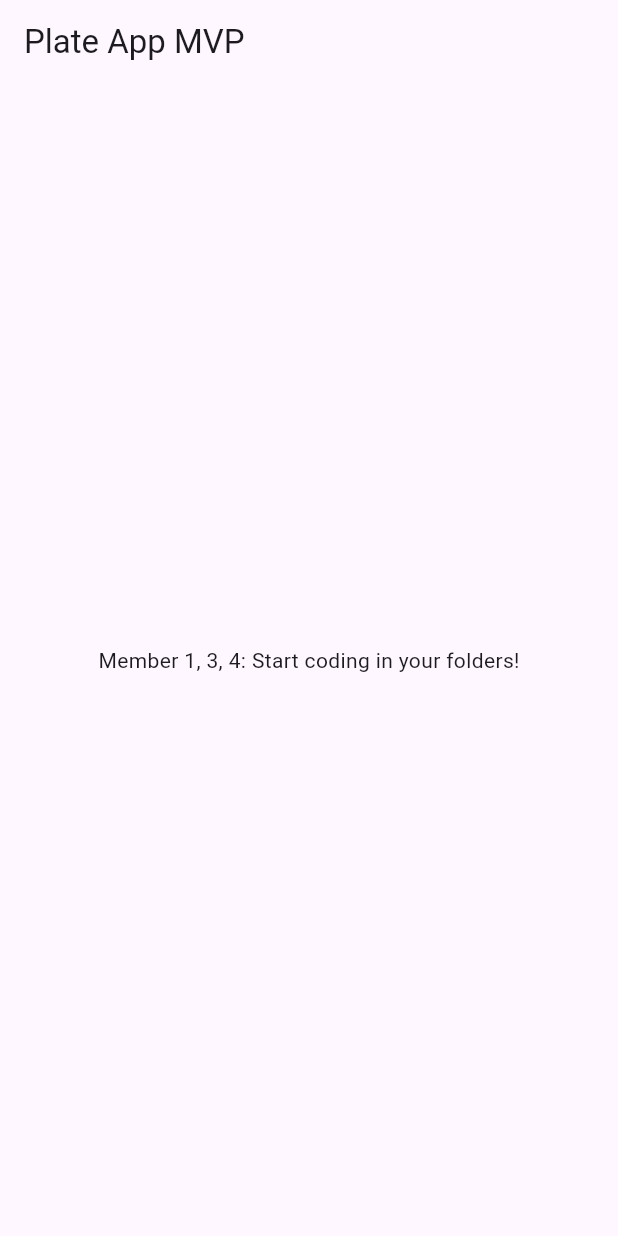
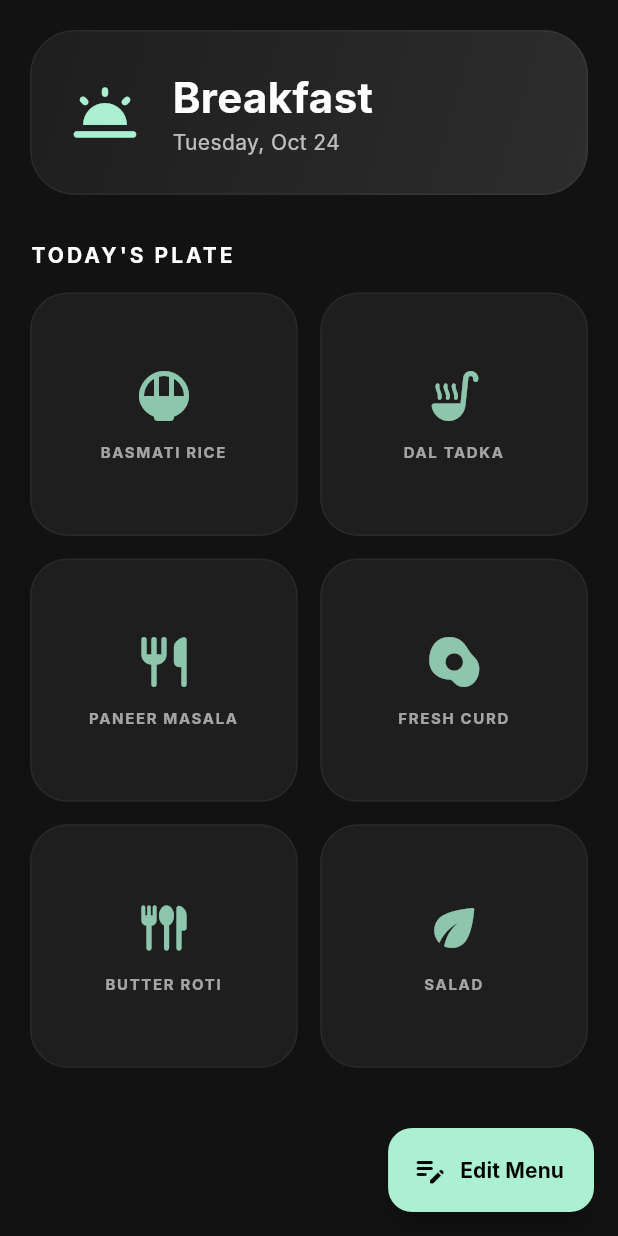
Before and after one commit to aryashi17/Nutrimate, a Flutter app: the screen it shows after launch, on a phone screen of 412 x 824 dp. Run offline on Flutter 3.47's test engine with Material 3 defaults, Android fonts, the phone set to English and light mode, and no system bars; Roboto replaces fonts that are missing (Inter).

Commit message:
Add features module and update app setup

```diff
--- /dev/null
+++ b/lib/features/menu_view/mess_logger_screen.dart
@@ -0,0 +1,242 @@
+import 'package:flutter/material.dart';
+import '../plate_mapper/plate_mapper_screen.dart';
+
+class MessLoggerScreen extends StatefulWidget {
+  const MessLoggerScreen({super.key});
+
+  @override
+  State<MessLoggerScreen> createState() => _MessLoggerScreenState();
+}
+
+class _MessLoggerScreenState extends State<MessLoggerScreen> {
+  final List<Map<String, dynamic>> todayMenu = [
+    {'name': 'Basmati Rice', 'icon': Icons.rice_bowl_rounded},
+    {'name': 'Dal Tadka', 'icon': Icons.soup_kitchen_rounded},
+    {'name': 'Paneer Masala', 'icon': Icons.restaurant_rounded},
+    {'name': 'Fresh Curd', 'icon': Icons.egg_alt_rounded},
+    {'name': 'Butter Roti', 'icon': Icons.flatware_rounded},
+    {'name': 'Salad', 'icon': Icons.eco_rounded},
+  ];
+
+  String getMealTime() {
+    final hour = DateTime.now().hour;
+    if (hour < 11) return "Breakfast";
+    if (hour < 16) return "Lunch";
+    if (hour < 20) return "Snacks";
+    return "Dinner";
+  }
+
+  IconData getMealIcon() {
+    final meal = getMealTime();
+    if (meal == "Breakfast") return Icons.wb_twilight_rounded;
+    if (meal == "Lunch") return Icons.wb_sunny_rounded;
+    return Icons.dark_mode_rounded;
+  }
+
+  @override
+  Widget build(BuildContext context) {
+    return Scaffold(
+      backgroundColor: const Color(0xFF121212),
+      body: SafeArea(
+        child: Padding(
+          padding: const EdgeInsets.symmetric(horizontal: 20),
+          child: Column(
+            crossAxisAlignment: CrossAxisAlignment.start,
+            children: [
+              const SizedBox(height: 20),
+              _buildHeader(),
+              const SizedBox(height: 30),
+              const Text(
+                "TODAY'S PLATE",
+                style: TextStyle(
+                    color: Colors.white,
+                    fontSize: 14,
+                    fontWeight: FontWeight.bold,
+                    letterSpacing: 2),
+              ),
+              const SizedBox(height: 15),
+              Expanded(child: _buildBentoGrid()),
+            ],
+          ),
+        ),
+      ),
+      floatingActionButton: _buildEditButton(),
+    );
+  }
+
+  Widget _buildHeader() {
+    return Container(
+      width: double.infinity,
+      padding: const EdgeInsets.all(24),
+      decoration: BoxDecoration(
+        gradient: const LinearGradient(
+          colors: [Color(0xFF1E1E1E), Color(0xFF2D2D2D)],
+          begin: Alignment.topLeft,
+          end: Alignment.bottomRight,
+        ),
+        borderRadius: BorderRadius.circular(30),
+        border: Border.all(color: Colors.white.withValues(alpha: 0.05)),
+      ),
+      child: Row(
+        children: [
+          Icon(getMealIcon(), size: 50, color: const Color(0xFFAAF0D1)),
+          const SizedBox(width: 20),
+          Column(
+            crossAxisAlignment: CrossAxisAlignment.start,
+            children: [
+              Text(
+                getMealTime(),
+                style: const TextStyle(
+                    color: Colors.white,
+                    fontSize: 28,
+                    fontWeight: FontWeight.bold),
+              ),
+              const Text(
+                "Tuesday, Oct 24",
+                style: TextStyle(color: Colors.white70, fontSize: 14),
+              ),
+            ],
+          ),
+        ],
+      ),
+    );
+  }
+
+  Widget _buildBentoGrid() {
+    return GridView.builder(
+      gridDelegate: const SliverGridDelegateWithFixedCrossAxisCount(
+        crossAxisCount: 2,
+        crossAxisSpacing: 15,
+        mainAxisSpacing: 15,
+        childAspectRatio: 1.1,
+      ),
+      itemCount: todayMenu.length,
+      itemBuilder: (context, index) {
+        return _BentoCard(
+          label: todayMenu[index]['name'],
+          icon: todayMenu[index]['icon'],
+        );
+      },
+    );
+  }
+
+  Widget _buildEditButton() {
+    return FloatingActionButton.extended(
+      backgroundColor: const Color(0xFFAAF0D1),
+      onPressed: () => _showEditSheet(),
+      icon: const Icon(Icons.edit_note_rounded, color: Colors.black),
+      label: const Text("Edit Menu",
+          style: TextStyle(color: Colors.black, fontWeight: FontWeight.bold)),
+    );
+  }
+
+  void _showEditSheet() {
+    showModalBottomSheet(
+      context: context,
+      backgroundColor: const Color(0xFF1E1E1E),
+      shape: const RoundedRectangleBorder(
+          borderRadius: BorderRadius.vertical(top: Radius.circular(30))),
+      builder: (context) => Padding(
+        padding: const EdgeInsets.all(30),
+        child: Column(
+          mainAxisSize: MainAxisSize.min,
+          children: [
+            const Text("Community Edit",
+                style: TextStyle(
+                    color: Colors.white,
+                    fontSize: 20,
+                    fontWeight: FontWeight.bold)),
+            const SizedBox(height: 20),
+            TextField(
+              style: const TextStyle(color: Colors.white),
+              decoration: InputDecoration(
+                hintText: "What's being served instead?",
+                hintStyle: TextStyle(color: Colors.white.withValues(alpha: 0.3)),
+                filled: true,
+                fillColor: Colors.white.withValues(alpha: 0.05),
+                border: OutlineInputBorder(
+                    borderRadius: BorderRadius.circular(15),
+                    borderSide: BorderSide.none),
+              ),
+            ),
+            const SizedBox(height: 20),
+            ElevatedButton(
+              style: ElevatedButton.styleFrom(
+                backgroundColor: const Color(0xFFAAF0D1),
+                minimumSize: const Size(double.infinity, 50),
+                shape: RoundedRectangleBorder(
+                    borderRadius: BorderRadius.circular(15)),
+              ),
+              onPressed: () {
+                Navigator.pop(context);
+              },
+              child: const Text("Update for Everyone",
+                  style: TextStyle(color: Colors.black)),
+            ),
+          ],
+        ),
+      ),
+    );
+  }
+}
+
+class _BentoCard extends StatefulWidget {
+  final String label;
+  final IconData icon;
+  const _BentoCard({required this.label, required this.icon});
+
+  @override
+  State<_BentoCard> createState() => _BentoCardState();
+}
+
+class _BentoCardState extends State<_BentoCard> {
+  double _scale = 1.0;
+
+  @override
+  Widget build(BuildContext context) {
+    return GestureDetector(
+      onTap: () {
+        debugPrint("Tapped ${widget.label}");
+        Navigator.push(
+          context,
+          MaterialPageRoute(
+            builder: (context) => const PlateMapperScreen(),
+          ),
+        );
+      },
+      onTapDown: (_) => setState(() => _scale = 0.95),
+      onTapUp: (_) => setState(() => _scale = 1.0),
+      onTapCancel: () => setState(() => _scale = 1.0),
+      child: AnimatedScale(
+        scale: _scale,
+        duration: const Duration(milliseconds: 100),
+        child: Container(
+          decoration: BoxDecoration(
+            color: const Color(0xFF1E1E1E),
+            borderRadius: BorderRadius.circular(25),
+            border: Border.all(color: Colors.white.withValues(alpha: 0.05)),
+          ),
+          child: Column(
+            mainAxisAlignment: MainAxisAlignment.center,
+            children: [
+              Icon(widget.icon,
+                  size: 40,
+                  color: const Color(0xFFAAF0D1).withValues(alpha: 0.8)),
+              const SizedBox(height: 10),
+              Text(
+                widget.label.toUpperCase(),
+                textAlign: TextAlign.center,
+                style: TextStyle(
+                  color: Colors.white.withValues(alpha: 0.6),
+                  fontSize: 10,
+                  letterSpacing: 1.1,
+                  fontWeight: FontWeight.bold,
+                ),
+              ),
+            ],
+          ),
+        ),
+      ),
+    );
+  }
+}
--- a/lib/main.dart
+++ b/lib/main.dart
@@ -1,5 +1,7 @@
 import 'package:flutter/material.dart';
 import 'package:provider/provider.dart';
+// IMPORTANT: Replace 'your_project_name' with the actual name in your pubspec.yaml
+import 'package:nutrimate_app/features/menu_view/mess_logger_screen.dart';
 import 'core/services/calculator_engine.dart';
 
 void main() {
@@ -19,11 +21,16 @@ class MyApp extends StatelessWidget {
   @override
   Widget build(BuildContext context) {
     return MaterialApp(
+      debugShowCheckedModeBanner: false, // Removes the debug banner for a cleaner look
       title: 'Nutrimate',
-      home: Scaffold(
-        appBar: AppBar(title: const Text('Plate App MVP')),
-        body: const Center(child: Text('Member 1, 3, 4: Start coding in your folders!')),
+      theme: ThemeData(
+        brightness: Brightness.dark,
+        primaryColor: const Color(0xFFAAF0D1), // Your Mint Green
+        scaffoldBackgroundColor: const Color(0xFF121212), // Your Charcoal
+        fontFamily: 'Inter', // Ensure this is in your pubspec.yaml or remove this line
       ),
+      // We replaced the Scaffold placeholder with your actual Member 1 Screen
+      home: const MessLoggerScreen(),
     );
   }
 }
```
Also changed, not shown: lib/features/plate_mapper/plate_mapper_screen.dart (added, +227 -0 lines), 3 other files.
